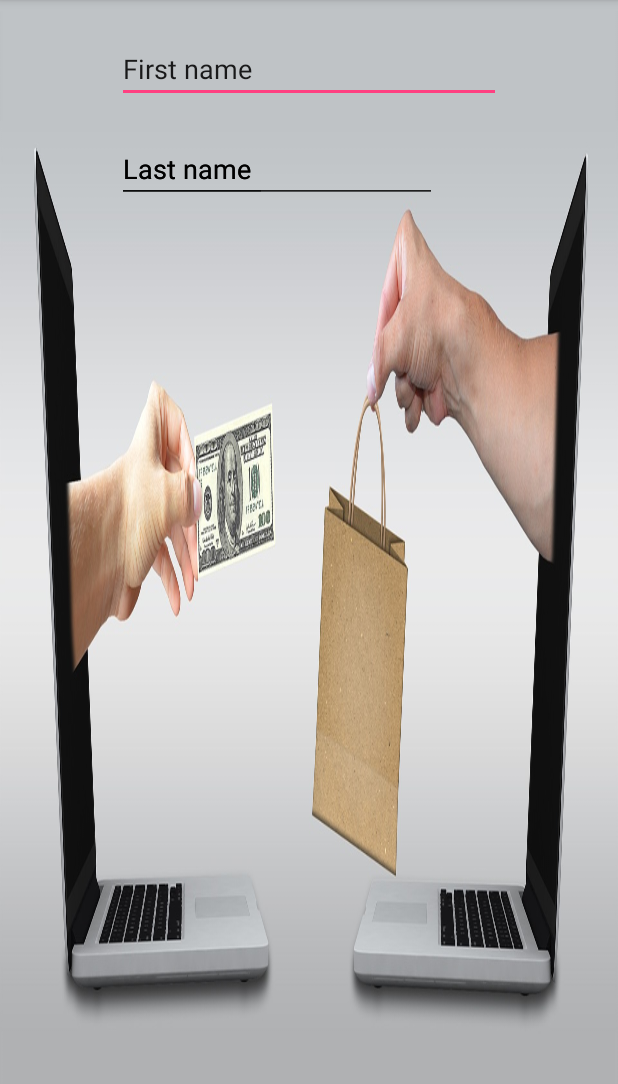
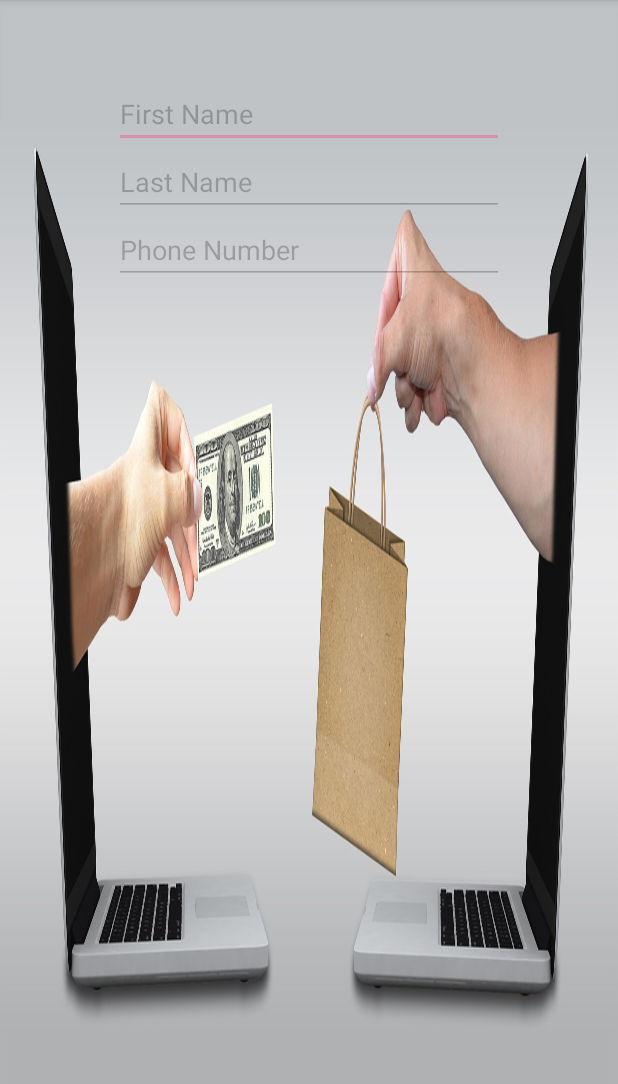
Before and after one commit to Tapszvidzwa/SwapandTop, an Android app: the screen it shows after launch (LoginScreen), on a phone screen of 412 x 824 dp, the part 84-1168 px from its top. Run offline under Robolectric (Android 15) with nearby library versions, the phone set to English and light mode, and no system bars.

Commit message:
login screen update

```diff
--- a/app/build.gradle
+++ b/app/build.gradle
@@ -25,4 +25,16 @@ dependencies {
     testImplementation 'junit:junit:4.12'
     androidTestImplementation 'com.android.support.test:runner:1.0.1'
     androidTestImplementation 'com.android.support.test.espresso:espresso-core:3.0.1'
+
+    compile 'com.google.firebase:firebase-core:11.8.0'
+    compile 'com.google.firebase:firebase-analytics:11.8.0'
+    compile 'com.google.firebase:firebase-config:11.8.0'
+    compile 'com.google.firebase:firebase-auth:11.8.0'
+    compile 'com.google.firebase:firebase-database:11.8.0'
+    compile 'com.google.firebase:firebase-storage:11.8.0'
+    compile 'com.google.android.gms:play-services-auth:11.8.0'
+
+
 }
+
+apply plugin: 'com.google.gms.google-services'
--- a/app/src/main/java/com/example/tapiwa/swapandtop/LoginScreen.java
+++ b/app/src/main/java/com/example/tapiwa/swapandtop/LoginScreen.java
@@ -1,13 +1,45 @@
 package com.example.tapiwa.swapandtop;
 
+import android.graphics.Color;
 import android.support.v7.app.AppCompatActivity;
 import android.os.Bundle;
+import android.view.KeyEvent;
+import android.view.MotionEvent;
+import android.view.View;
+import android.widget.EditText;
+import android.widget.RelativeLayout;
+import android.widget.TextView;
 
 public class LoginScreen extends AppCompatActivity {
+
+    private EditText firstNameTxtV, lastNameTxtV, phoneNumberTxtV;
+    private RelativeLayout loginRelativeLayout;
 
     @Override
     protected void onCreate(Bundle savedInstanceState) {
         super.onCreate(savedInstanceState);
         setContentView(R.layout.activity_login_screen);
+
+        firstNameTxtV = findViewById(R.id.login_firstName);
+        lastNameTxtV = findViewById(R.id.login_lastName);
+        phoneNumberTxtV = findViewById(R.id.login_phonenumber);
+        loginRelativeLayout = findViewById(R.id.login_relativeLayout);
+
+       // loginRelativeLayout.getBackground().setAlpha(180);
+
+       phoneNumberTxtV.setOnFocusChangeListener(new View.OnFocusChangeListener() {
+           @Override
+           public void onFocusChange(View view, boolean b) {
+               if(b) {
+                   phoneNumberTxtV.setHint("+263 711 111 222");
+               } else {
+                   phoneNumberTxtV.setHint("Phone Number");
+               }
+              // return false;
+           }
+       });
+
+
+
     }
 }
--- a/app/src/main/res/layout/activity_login_screen.xml
+++ b/app/src/main/res/layout/activity_login_screen.xml
@@ -4,53 +4,50 @@
     xmlns:tools="http://schemas.android.com/tools"
     android:layout_width="match_parent"
     android:layout_height="match_parent"
+    android:id="@+id/login_relativeLayout"
     android:background="@drawable/login_screen_background"
     tools:context="com.example.tapiwa.swapandtop.LoginScreen">
 
+
+  <LinearLayout
+      android:layout_width="wrap_content"
+      android:layout_height="wrap_content"
+      android:layout_marginTop="30dp"
+      android:alpha="0.4"
+      android:orientation="vertical"
+      android:layout_centerHorizontal="true">
+
     <EditText
         android:id="@+id/login_firstName"
-        android:layout_width="wrap_content"
+        android:layout_width="260dp"
         android:layout_height="wrap_content"
         android:layout_alignParentTop="true"
         android:layout_centerHorizontal="true"
         android:layout_marginTop="23dp"
         android:ems="12"
-        android:inputType="textPersonName"
-        android:text="First name" />
+        android:hint="First Name"
+        android:inputType="textPersonName" />
 
     <EditText
         android:id="@+id/login_lastName"
-        android:layout_width="100dp"
+        android:layout_width="260dp"
         android:layout_height="wrap_content"
         android:layout_alignStart="@+id/login_firstName"
         android:layout_below="@+id/login_firstName"
-        android:layout_marginTop="21dp"
         android:ems="13"
-        android:inputType="textPersonName"
-        android:text="Last name" />
+        android:hint="Last Name"
+        android:inputType="textPersonName" />
 
     <EditText
-        android:id="@+id/email_address"
-        android:layout_width="wrap_content"
+        android:id="@+id/login_phonenumber"
+        android:layout_width="260dp"
         android:layout_height="wrap_content"
-        android:layout_alignStart="@+id/login_firstName"
-        android:layout_below="@+id/login_firstName"
-        android:layout_marginTop="21dp"
+        android:layout_alignStart="@+id/login_lastName"
+        android:layout_below="@+id/login_lastName"
         android:ems="10"
-        android:inputType="textPersonName"
-        android:text="Last name" />
+        android:hint="Phone Number"
+        android:inputType="phone" />
 
-    <EditText
-        android:id="@+id/password"
-        android:layout_width="wrap_content"
-        android:layout_height="wrap_content"
-        android:layout_alignStart="@+id/login_firstName"
-        android:layout_below="@+id/login_firstName"
-        android:layout_marginTop="21dp"
-        android:ems="10"
-        android:inputType="textPersonName"
-        android:text="Last name" />
-
-
+  </LinearLayout>
 
 </RelativeLayout>
--- a/build.gradle
+++ b/build.gradle
@@ -8,6 +8,7 @@ buildscript {
     }
     dependencies {
         classpath 'com.android.tools.build:gradle:3.0.1'
+        classpath 'com.google.gms:google-services:3.1.1'
 
 
         // NOTE: Do not place your application dependencies here; they belong
```
Also changed, not shown: 1 other file.
